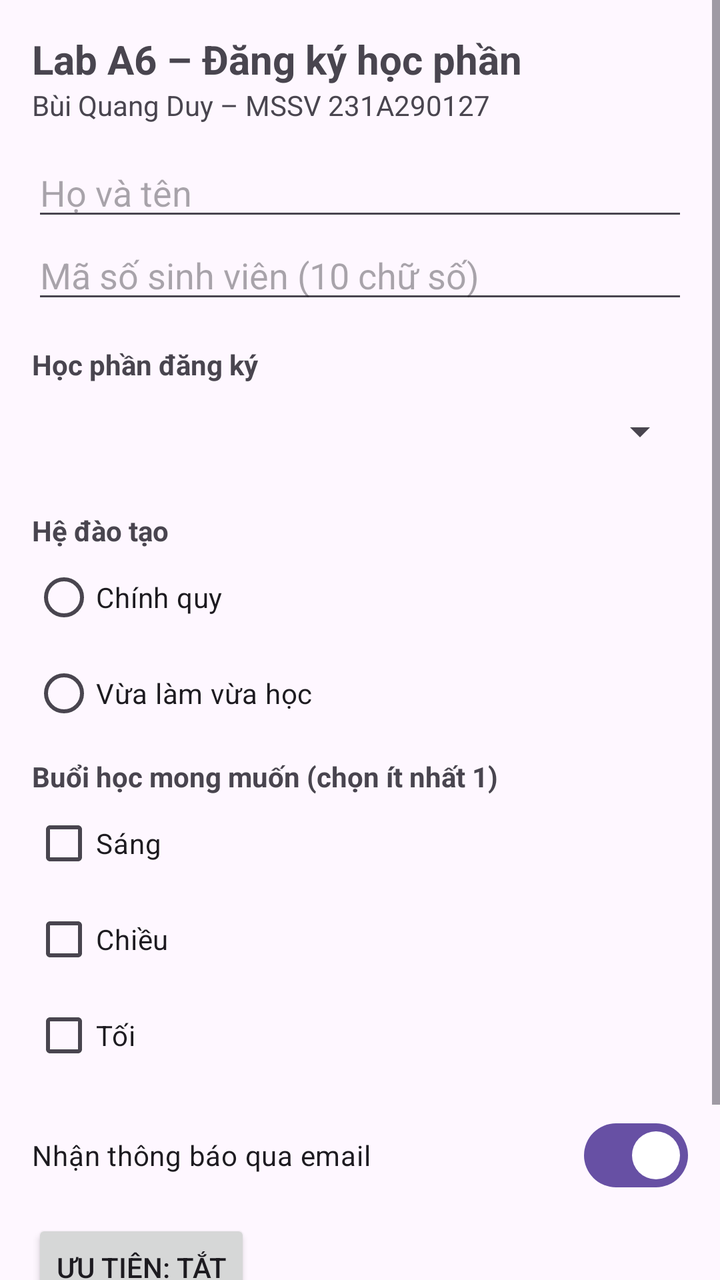
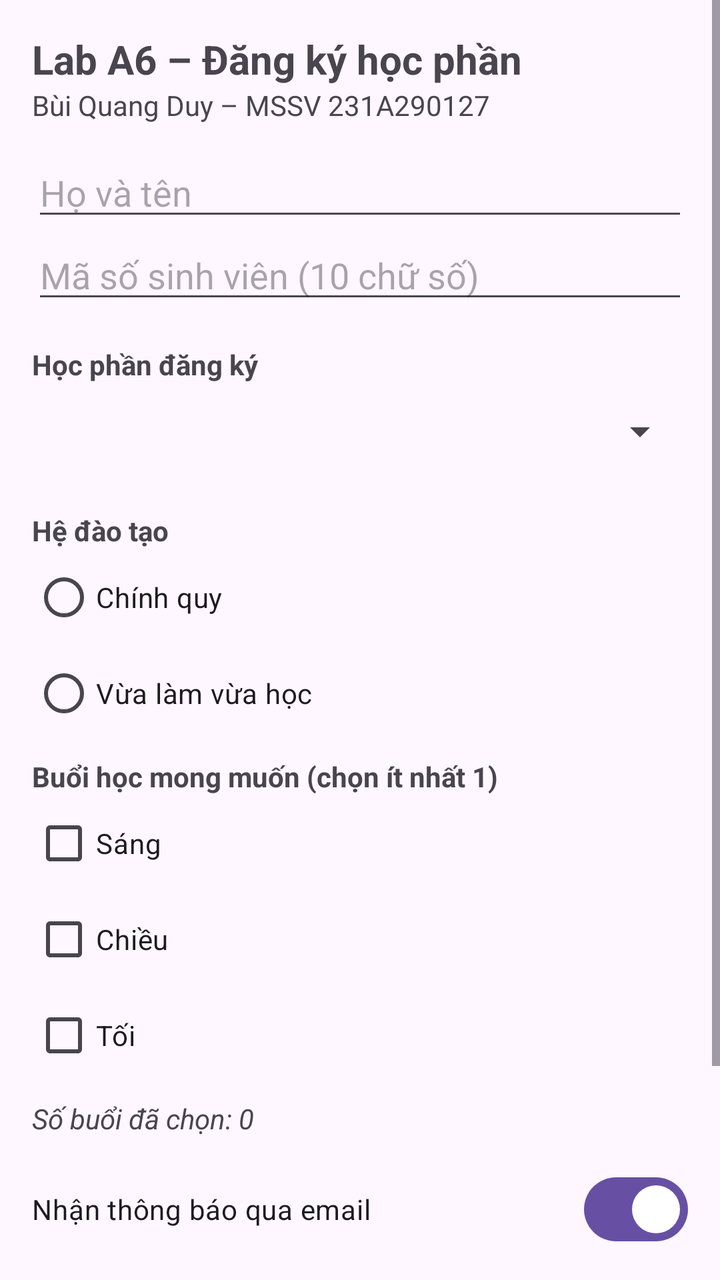

An Android layout rendered at two revisions. The XML below is the earlier revision; the diff shows what the commit changed to produce the second picture.
<!-- AndroidManifest.xml: application theme Theme.A6_231A290127 -->
<!-- res/layout/activity_main.xml -->
<?xml version="1.0" encoding="utf-8"?>
<ScrollView xmlns:android="http://schemas.android.com/apk/res/android"
    android:id="@+id/main"
    android:layout_width="match_parent"
    android:layout_height="match_parent">

    <LinearLayout
        android:layout_width="match_parent"
        android:layout_height="wrap_content"
        android:orientation="vertical"
        android:padding="16dp">

        <TextView
            android:layout_width="wrap_content"
            android:layout_height="wrap_content"
            android:text="@string/title"
            android:textSize="20sp"
            android:textStyle="bold" />

        <TextView
            android:layout_width="wrap_content"
            android:layout_height="wrap_content"
            android:text="@string/student" />

        
        <EditText
            android:id="@+id/edtHoTen"
            android:layout_width="match_parent"
            android:layout_height="wrap_content"
            android:layout_marginTop="12dp"
            android:hint="@string/hint_name"
            android:importantForAutofill="no"
            android:inputType="textPersonName" />

        <EditText
            android:id="@+id/edtMssv"
            android:layout_width="match_parent"
            android:layout_height="wrap_content"
            android:hint="@string/hint_mssv"
            android:importantForAutofill="no"
            android:inputType="number"
            android:maxLength="10" />

        
        <TextView
            android:layout_width="wrap_content"
            android:layout_height="wrap_content"
            android:layout_marginTop="16dp"
            android:text="@string/label_mon_hoc"
            android:textStyle="bold" />

        <Spinner
            android:id="@+id/spMonHoc"
            android:layout_width="match_parent"
            android:layout_height="wrap_content"
            android:minHeight="48dp" />

        
        <TextView
            android:layout_width="wrap_content"
            android:layout_height="wrap_content"
            android:layout_marginTop="16dp"
            android:text="@string/label_he"
            android:textStyle="bold" />

        <RadioGroup
            android:id="@+id/rgHeDaoTao"
            android:layout_width="match_parent"
            android:layout_height="wrap_content"
            android:orientation="vertical">

            <RadioButton
                android:id="@+id/rbChinhQuy"
                android:layout_width="wrap_content"
                android:layout_height="wrap_content"
                android:text="@string/he_chinh_quy" />

            <RadioButton
                android:id="@+id/rbVlvh"
                android:layout_width="wrap_content"
                android:layout_height="wrap_content"
                android:text="@string/he_vlvh" />
        </RadioGroup>

        
        <TextView
            android:layout_width="wrap_content"
            android:layout_height="wrap_content"
            android:layout_marginTop="8dp"
            android:text="@string/label_buoi"
            android:textStyle="bold" />

        <CheckBox
            android:id="@+id/cbSang"
            android:layout_width="wrap_content"
            android:layout_height="wrap_content"
            android:text="@string/buoi_sang" />

        <CheckBox
            android:id="@+id/cbChieu"
            android:layout_width="wrap_content"
            android:layout_height="wrap_content"
            android:text="@string/buoi_chieu" />

        <CheckBox
            android:id="@+id/cbToi"
            android:layout_width="wrap_content"
            android:layout_height="wrap_content"
            android:text="@string/buoi_toi" />

        
        <com.google.android.material.materialswitch.MaterialSwitch
            android:id="@+id/swThongBao"
            android:layout_width="match_parent"
            android:layout_height="wrap_content"
            android:layout_marginTop="12dp"
            android:checked="true"
            android:minHeight="48dp"
            android:text="@string/label_thong_bao" />

        <ToggleButton
            android:id="@+id/tgUuTien"
            android:layout_width="wrap_content"
            android:layout_height="wrap_content"
            android:layout_marginTop="8dp"
            android:textOff="@string/uu_tien_off"
            android:textOn="@string/uu_tien_on" />

        
        <LinearLayout
            android:layout_width="match_parent"
            android:layout_height="wrap_content"
            android:layout_marginTop="20dp"
            android:orientation="horizontal">

            <Button
                android:id="@+id/btnXacNhan"
                android:layout_width="0dp"
                android:layout_height="wrap_content"
                android:layout_weight="1"
                android:text="@string/confirm" />

            <Button
                android:id="@+id/btnLamLai"
                style="?attr/materialButtonOutlinedStyle"
                android:layout_width="0dp"
                android:layout_height="wrap_content"
                android:layout_marginStart="8dp"
                android:layout_weight="1"
                android:text="@string/reset" />
        </LinearLayout>
    </LinearLayout>
</ScrollView>
<!-- resources referenced by this layout -->
<resources>
  <string name="buoi_chieu">Chiều</string>
  <string name="buoi_sang">Sáng</string>
  <string name="buoi_toi">Tối</string>
  <string name="confirm">Xác nhận</string>
  <string name="he_chinh_quy">Chính quy</string>
  <string name="he_vlvh">Vừa làm vừa học</string>
  <string name="hint_mssv">Mã số sinh viên (10 chữ số)</string>
  <string name="hint_name">Họ và tên</string>
  <string name="label_buoi">Buổi học mong muốn (chọn ít nhất 1)</string>
  <string name="label_he">Hệ đào tạo</string>
  <string name="label_mon_hoc">Học phần đăng ký</string>
  <string name="label_thong_bao">Nhận thông báo qua email</string>
  <string name="reset">Làm lại</string>
  <string name="student">Bùi Quang Duy  – MSSV 231A290127</string>
  <string name="title">Lab A6 – Đăng ký học phần</string>
  <string name="uu_tien_off">ƯU TIÊN: TẮT</string>
  <string name="uu_tien_on">ƯU TIÊN: BẬT</string>
  <style name="Theme.A6_231A290127" parent="Base.Theme.A6_231A290127" />
  <style name="Base.Theme.A6_231A290127" parent="Theme.Material3.DayNight.NoActionBar">
          
          
      </style>
</resources>

<!-- the commit's change to res/layout/activity_main.xml (unified diff, before → after) -->
@@ -107,6 +107,13 @@
             android:layout_width="wrap_content"
             android:layout_height="wrap_content"
             android:text="@string/buoi_toi" />
+        <TextView
+            android:id="@+id/tvDemBuoiHoc"
+            android:layout_width="wrap_content"
+            android:layout_height="wrap_content"
+            android:layout_marginTop="8dp"
+            android:text="Số buổi đã chọn: 0"
+            android:textStyle="italic" />
 
         
         <com.google.android.material.materialswitch.MaterialSwitch
